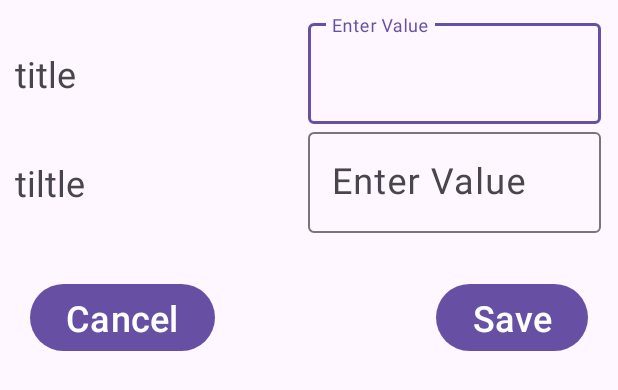
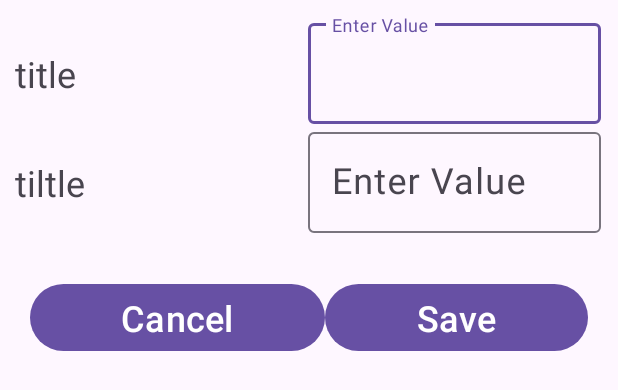
Before and after one commit to vineelvanjari24/HealthManagementMain, an Android app: the layout tyh_addailment_dialog.xml on its own in the app's theme, with its tools: preview values and no code run, on a phone screen of 412 x 824 dp. Shown: the top 390 px of the screen. Run offline under Robolectric (Android 15) with nearby library versions, the phone set to English and light mode, and no system bars.

Commit message:
over to SaiVignsh

```diff
--- a/app/src/main/java/com/polytechnic/healthmanagement/DoctorList/Fragment/DocsRecycle.java
+++ b/app/src/main/java/com/polytechnic/healthmanagement/DoctorList/Fragment/DocsRecycle.java
@@ -130,7 +130,7 @@ public class DocsRecycle extends RecyclerView.Adapter<DocsRecycle.DocsViewHolder
                     @Override
                     public void onClick(View v) {
                                 docdet.dismiss();
-                                Intent intent=new Intent(v.getContext(),EditDoctor.class);
+                                Intent intent=new Intent(ct,EditDoctor.class);
                                 intent.putExtra("Name",d.get(position).name);
                                 intent.putExtra("Spec",d.get(position).spec);
                                 intent.putExtra("Desc",d.get(position).desc);
--- a/app/src/main/java/com/polytechnic/healthmanagement/MedicalList/Fragment/MedicalListFragment.java
+++ b/app/src/main/java/com/polytechnic/healthmanagement/MedicalList/Fragment/MedicalListFragment.java
@@ -87,7 +87,7 @@ public class MedicalListFragment extends Fragment {
                                 .addOnSuccessListener(new OnSuccessListener<DocumentReference>() {
                                     @Override
                                     public void onSuccess(DocumentReference documentReference) {
-                                        Toast.makeText(context, "Added Successfully", Toast.LENGTH_SHORT).show();
+                                        Toast.makeText(getContext(), "Added Successfully", Toast.LENGTH_SHORT).show();
                                     }
                                 })
                                 .addOnFailureListener(new OnFailureListener() {
--- a/app/src/main/java/com/polytechnic/healthmanagement/UserLogin/Login.java
+++ b/app/src/main/java/com/polytechnic/healthmanagement/UserLogin/Login.java
@@ -46,6 +46,7 @@ public class Login extends AppCompatActivity {
 
             UserLoginDB UserLoginDb = new UserLoginDB(this);
             loginButton.setOnClickListener(v ->{
+
                         String usernameString = username.getText().toString().trim();
                         String passwordString = password.getText().toString().trim();
                         if(usernameString.isEmpty()  || passwordString.isEmpty()){
--- a/app/src/main/res/layout/tyh_addailment_dialog.xml
+++ b/app/src/main/res/layout/tyh_addailment_dialog.xml
@@ -45,11 +45,12 @@
                     />
             </com.google.android.material.textfield.TextInputLayout>
     </GridLayout>
-    <RelativeLayout
+    <LinearLayout
         android:layout_width="match_parent"
         android:layout_height="wrap_content"
         android:orientation="horizontal"
         android:padding="10dp"
+        android:gravity="center"
         android:layout_marginTop="20dp">
 
         <Button
@@ -57,6 +58,7 @@
             android:layout_width="wrap_content"
             android:layout_height="wrap_content"
             android:text="Cancel"
+            android:layout_weight="1"
             android:textSize="24sp"
             />
 
@@ -65,10 +67,12 @@
             android:layout_width="wrap_content"
             android:layout_height="wrap_content"
             android:text="Save"
+
+            android:layout_weight="1"
             android:textSize="24sp"
             android:layout_alignParentRight="true"
             />
 
-    </RelativeLayout>
+    </LinearLayout>
 
 </LinearLayout>
```
Also changed, not shown: app/src/main/java/com/polytechnic/healthmanagement/MedicalList/Fragment/MedAdapter.java (+4 -4 lines), 1 other file.
